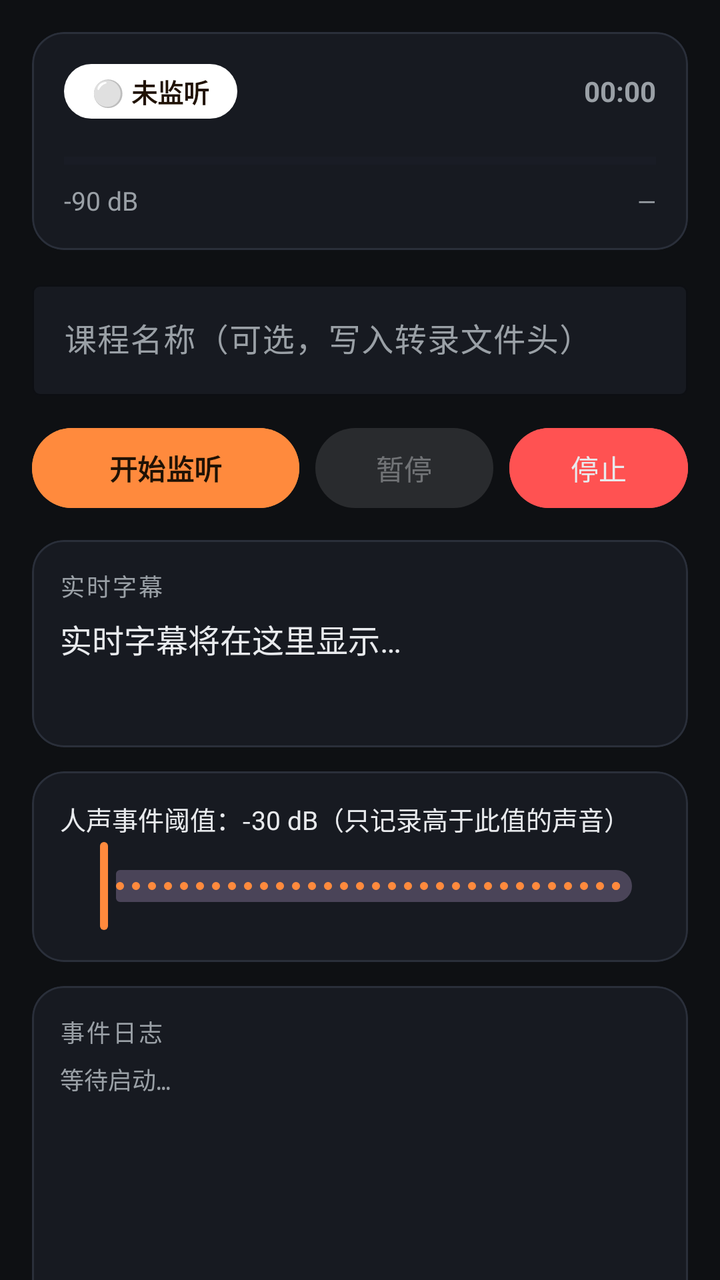
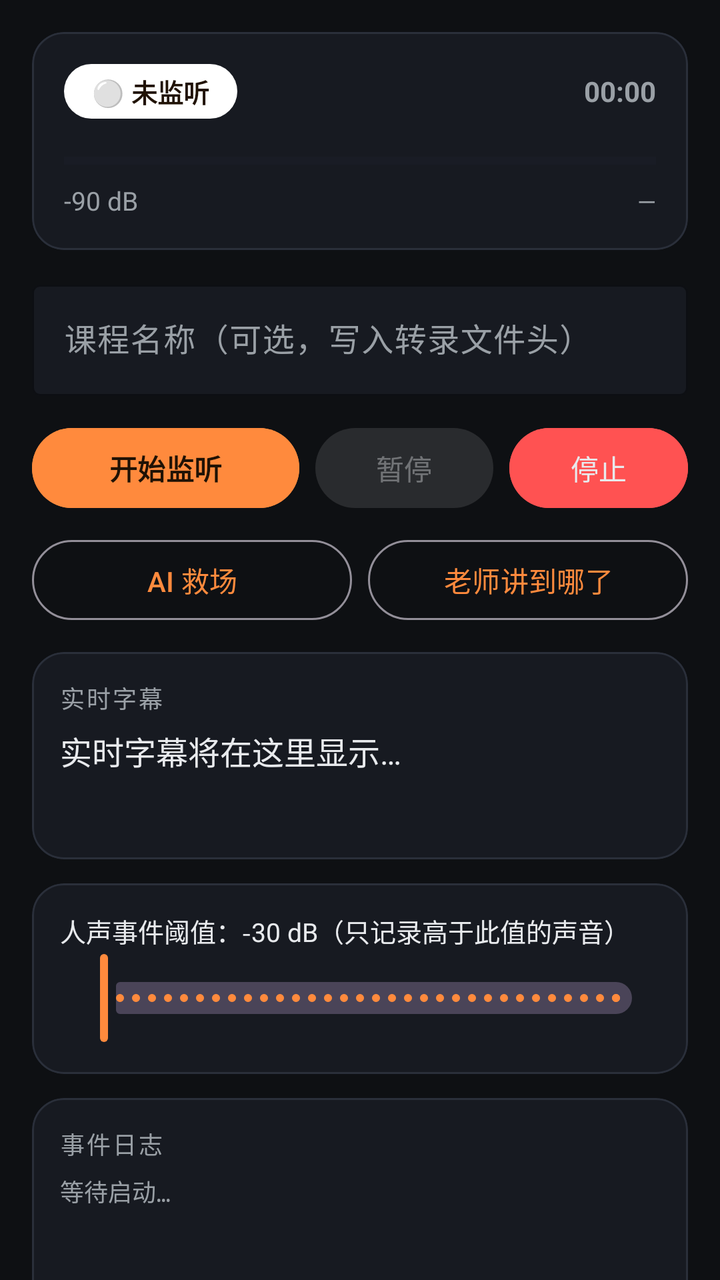

Screens rendered from an Android XML layout before and after an edit, with the pre-edit source and the edit as a unified diff.
<!-- AndroidManifest.xml: application theme Theme.ClassFoxDroid -->
<!-- res/layout/fragment_listen.xml -->
<?xml version="1.0" encoding="utf-8"?>
<ScrollView xmlns:android="http://schemas.android.com/apk/res/android"
    xmlns:app="http://schemas.android.com/apk/res-auto"
    android:layout_width="match_parent"
    android:layout_height="match_parent"
    android:fillViewport="true"
    android:scrollbars="none">

    <LinearLayout
        android:layout_width="match_parent"
        android:layout_height="wrap_content"
        android:orientation="vertical"
        android:padding="16dp">

        
        <com.google.android.material.card.MaterialCardView
            android:id="@+id/cardAlert"
            style="@style/CFCard"
            android:layout_width="match_parent"
            android:layout_height="wrap_content"
            android:layout_marginBottom="12dp"
            android:visibility="gone"
            app:strokeWidth="2dp">

            <LinearLayout
                android:layout_width="match_parent"
                android:layout_height="wrap_content"
                android:orientation="vertical"
                android:padding="14dp">

                <LinearLayout
                    android:layout_width="match_parent"
                    android:layout_height="wrap_content"
                    android:gravity="center_vertical"
                    android:orientation="horizontal">

                    <TextView
                        android:id="@+id/tvAlertTag"
                        android:layout_width="0dp"
                        android:layout_height="wrap_content"
                        android:layout_weight="1"
                        android:textSize="14sp"
                        android:textStyle="bold" />

                    <com.google.android.material.button.MaterialButton
                        android:id="@+id/btnAlertDismiss"
                        style="@style/Widget.Material3.Button.TextButton"
                        android:layout_width="wrap_content"
                        android:layout_height="wrap_content"
                        android:text="忽略"
                        android:textColor="@color/cf_text_dim" />
                </LinearLayout>

                <TextView
                    android:id="@+id/tvAlert"
                    android:layout_width="match_parent"
                    android:layout_height="wrap_content"
                    android:textColor="@color/cf_text"
                    android:textSize="14sp" />
            </LinearLayout>
        </com.google.android.material.card.MaterialCardView>

        
        <com.google.android.material.card.MaterialCardView
            style="@style/CFCard"
            android:layout_width="match_parent"
            android:layout_height="wrap_content">

            <LinearLayout
                android:layout_width="match_parent"
                android:layout_height="wrap_content"
                android:orientation="vertical"
                android:padding="16dp">

                <LinearLayout
                    android:layout_width="match_parent"
                    android:layout_height="wrap_content"
                    android:gravity="center_vertical"
                    android:orientation="horizontal">

                    <TextView
                        android:id="@+id/statusPill"
                        android:layout_width="wrap_content"
                        android:layout_height="wrap_content"
                        android:background="@drawable/bg_pill"
                        android:paddingStart="14dp"
                        android:paddingTop="4dp"
                        android:paddingEnd="14dp"
                        android:paddingBottom="4dp"
                        android:text="⚪ 未监听"
                        android:textColor="@color/cf_on_primary"
                        android:textSize="13sp"
                        android:textStyle="bold" />

                    <View
                        android:layout_width="0dp"
                        android:layout_height="1dp"
                        android:layout_weight="1" />

                    <TextView
                        android:id="@+id/tvTime"
                        android:layout_width="wrap_content"
                        android:layout_height="wrap_content"
                        android:text="00:00"
                        android:textColor="@color/cf_text_dim"
                        android:textSize="14sp"
                        android:textStyle="bold" />
                </LinearLayout>

                <ProgressBar
                    android:id="@+id/volumeBar"
                    style="?android:attr/progressBarStyleHorizontal"
                    android:layout_width="match_parent"
                    android:layout_height="10dp"
                    android:layout_marginTop="16dp"
                    android:max="100"
                    android:progress="0"
                    android:progressBackgroundTint="@color/cf_surface_var"
                    android:progressTint="@color/cf_ok" />

                <LinearLayout
                    android:layout_width="match_parent"
                    android:layout_height="wrap_content"
                    android:layout_marginTop="6dp"
                    android:orientation="horizontal">

                    <TextView
                        android:id="@+id/tvDb"
                        android:layout_width="0dp"
                        android:layout_height="wrap_content"
                        android:layout_weight="1"
                        android:text="-90 dB"
                        android:textColor="@color/cf_text_dim"
                        android:textSize="13sp" />

                    <TextView
                        android:id="@+id/tvFile"
                        android:layout_width="0dp"
                        android:layout_height="wrap_content"
                        android:layout_weight="2"
                        android:ellipsize="start"
                        android:gravity="end"
                        android:singleLine="true"
                        android:text="—"
                        android:textColor="@color/cf_text_dim"
                        android:textSize="12sp" />
                </LinearLayout>
            </LinearLayout>
        </com.google.android.material.card.MaterialCardView>

        
        <com.google.android.material.textfield.TextInputLayout
            android:layout_width="match_parent"
            android:layout_height="wrap_content"
            android:layout_marginTop="12dp"
            android:hint="课程名称（可选，写入转录文件头）"
            app:boxBackgroundColor="@color/cf_surface"
            app:boxStrokeColor="@color/cf_stroke"
            style="@style/Widget.Material3.TextInputLayout.OutlinedBox">

            <com.google.android.material.textfield.TextInputEditText
                android:id="@+id/etCourse"
                android:layout_width="match_parent"
                android:layout_height="wrap_content"
                android:inputType="text"
                android:textColor="@color/cf_text" />
        </com.google.android.material.textfield.TextInputLayout>

        
        <LinearLayout
            android:layout_width="match_parent"
            android:layout_height="wrap_content"
            android:layout_marginTop="12dp"
            android:orientation="horizontal">

            <com.google.android.material.button.MaterialButton
                android:id="@+id/btnStart"
                android:layout_width="0dp"
                android:layout_height="wrap_content"
                android:layout_weight="1.2"
                android:backgroundTint="@color/cf_primary"
                android:text="开始监听"
                android:textColor="@color/cf_on_primary"
                android:textStyle="bold" />

            <com.google.android.material.button.MaterialButton
                android:id="@+id/btnPause"
                style="@style/Widget.Material3.Button.TonalButton"
                android:layout_width="0dp"
                android:layout_height="wrap_content"
                android:layout_marginStart="8dp"
                android:layout_weight="0.8"
                android:enabled="false"
                android:text="暂停" />

            <com.google.android.material.button.MaterialButton
                android:id="@+id/btnStop"
                style="@style/Widget.Material3.Button.TonalButton"
                android:layout_width="0dp"
                android:layout_height="wrap_content"
                android:layout_marginStart="8dp"
                android:layout_weight="0.8"
                android:backgroundTint="@color/cf_danger"
                android:enabled="false"
                android:text="停止"
                android:textColor="@color/cf_text" />
        </LinearLayout>

        
        <com.google.android.material.card.MaterialCardView
            style="@style/CFCard"
            android:layout_width="match_parent"
            android:layout_height="wrap_content"
            android:layout_marginTop="12dp">

            <LinearLayout
                android:layout_width="match_parent"
                android:layout_height="wrap_content"
                android:orientation="vertical"
                android:padding="14dp">

                <TextView
                    style="@style/CFCardLabel"
                    android:layout_width="wrap_content"
                    android:layout_height="wrap_content"
                    android:text="实时字幕" />

                <TextView
                    android:id="@+id/tvCaption"
                    android:layout_width="match_parent"
                    android:layout_height="wrap_content"
                    android:layout_marginTop="6dp"
                    android:minHeight="52dp"
                    android:text="实时字幕将在这里显示…"
                    android:textColor="@color/cf_text"
                    android:textSize="16sp" />
            </LinearLayout>
        </com.google.android.material.card.MaterialCardView>

        
        <com.google.android.material.card.MaterialCardView
            style="@style/CFCard"
            android:layout_width="match_parent"
            android:layout_height="wrap_content"
            android:layout_marginTop="12dp">

            <LinearLayout
                android:layout_width="match_parent"
                android:layout_height="wrap_content"
                android:orientation="vertical"
                android:padding="14dp">

                <TextView
                    android:id="@+id/tvThreshold"
                    android:layout_width="match_parent"
                    android:layout_height="wrap_content"
                    android:text="人声事件阈值：-30 dB（只记录高于此值的声音）"
                    android:textColor="@color/cf_text"
                    android:textSize="13sp" />

                <com.google.android.material.slider.Slider
                    android:id="@+id/sliderThreshold"
                    android:layout_width="match_parent"
                    android:layout_height="wrap_content"
                    android:stepSize="1"
                    android:valueFrom="-60"
                    android:valueTo="-10"
                    app:labelBehavior="gone" />
            </LinearLayout>
        </com.google.android.material.card.MaterialCardView>

        
        <com.google.android.material.card.MaterialCardView
            style="@style/CFCard"
            android:layout_width="match_parent"
            android:layout_height="wrap_content"
            android:layout_marginTop="12dp">

            <LinearLayout
                android:layout_width="match_parent"
                android:layout_height="wrap_content"
                android:orientation="vertical"
                android:padding="14dp">

                <TextView
                    style="@style/CFCardLabel"
                    android:layout_width="wrap_content"
                    android:layout_height="wrap_content"
                    android:text="事件日志" />

                <ScrollView
                    android:id="@+id/logScroll"
                    android:layout_width="match_parent"
                    android:layout_height="200dp"
                    android:layout_marginTop="6dp">

                    <TextView
                        android:id="@+id/tvLog"
                        android:layout_width="match_parent"
                        android:layout_height="wrap_content"
                        android:fontFamily="monospace"
                        android:text="等待启动…\n"
                        android:textColor="@color/cf_text_dim"
                        android:textSize="12sp" />
                </ScrollView>
            </LinearLayout>
        </com.google.android.material.card.MaterialCardView>
    </LinearLayout>
</ScrollView>
<!-- resources referenced by this layout -->
<resources>
  <color name="cf_danger">#FF5252</color>
  <color name="cf_ok">#4ADE80</color>
  <color name="cf_on_primary">#201205</color>
  <color name="cf_primary">#FF8A3D</color>
  <color name="cf_stroke">#2A2F3A</color>
  <color name="cf_surface">#171A21</color>
  <color name="cf_surface_var">#20242E</color>
  <color name="cf_text">#E8EAED</color>
  <color name="cf_text_dim">#9AA0A6</color>
  <!-- drawable bg_pill (drawable) -->
  <?xml version="1.0" encoding="utf-8"?>
  <shape xmlns:android="http://schemas.android.com/apk/res/android" android:shape="rectangle">
      <solid android:color="#FFFFFF" />
      <corners android:radius="20dp" />
  </shape>
  <style name="CFCard" parent="Widget.Material3.CardView.Elevated">
          <item name="cardBackgroundColor">@color/cf_surface</item>
          <item name="cardCornerRadius">16dp</item>
          <item name="cardElevation">0dp</item>
          <item name="strokeColor">@color/cf_stroke</item>
          <item name="strokeWidth">1dp</item>
      </style>
  <style name="CFCardLabel" parent="TextAppearance.MaterialComponents.Subtitle2">
          <item name="android:textColor">@color/cf_text_dim</item>
          <item name="android:textSize">12sp</item>
          <item name="android:letterSpacing">0.08</item>
      </style>
  <style name="Theme.ClassFoxDroid" parent="Theme.Material3.Dark.NoActionBar">
          <item name="colorPrimary">@color/cf_primary</item>
          <item name="colorOnPrimary">@color/cf_on_primary</item>
          <item name="colorPrimaryContainer">@color/cf_surface_var</item>
          <item name="colorOnPrimaryContainer">@color/cf_text</item>
          <item name="android:colorBackground">@color/cf_bg</item>
          <item name="colorSurface">@color/cf_surface</item>
          <item name="colorOnSurface">@color/cf_text</item>
          <item name="colorSurfaceVariant">@color/cf_surface_var</item>
          <item name="colorOnSurfaceVariant">@color/cf_text_dim</item>
          <item name="colorError">@color/cf_danger</item>
          <item name="android:statusBarColor">@color/cf_bg</item>
          <item name="android:navigationBarColor">@color/cf_surface</item>
          <item name="android:windowLightStatusBar">false</item>
      </style>
  <color name="cf_bg">#0E1013</color>
</resources>

<!-- the commit's change to res/layout/fragment_listen.xml (unified diff, before → after) -->
@@ -57,6 +57,33 @@
                     android:layout_height="wrap_content"
                     android:textColor="@color/cf_text"
                     android:textSize="14sp" />
+
+                <LinearLayout
+                    android:id="@+id/rowAlertActions"
+                    android:layout_width="match_parent"
+                    android:layout_height="wrap_content"
+                    android:layout_marginTop="8dp"
+                    android:orientation="horizontal"
+                    android:visibility="gone">
+
+                    <com.google.android.material.button.MaterialButton
+                        android:id="@+id/btnAlertRescue"
+                        android:layout_width="0dp"
+                        android:layout_height="wrap_content"
+                        android:layout_weight="1"
+                        android:backgroundTint="@color/cf_danger"
+                        android:text="AI 救场"
+                        android:textColor="@color/cf_text" />
+
+                    <com.google.android.material.button.MaterialButton
+                        android:id="@+id/btnAlertCatchup"
+                        style="@style/Widget.Material3.Button.TonalButton"
+                        android:layout_width="0dp"
+                        android:layout_height="wrap_content"
+                        android:layout_marginStart="8dp"
+                        android:layout_weight="1"
+                        android:text="讲到哪了" />
+                </LinearLayout>
             </LinearLayout>
         </com.google.android.material.card.MaterialCardView>
 
@@ -193,17 +220,42 @@
                 android:enabled="false"
                 android:text="暂停" />
 
+                <com.google.android.material.button.MaterialButton
+                    android:id="@+id/btnStop"
+                    style="@style/Widget.Material3.Button.TonalButton"
+                    android:layout_width="0dp"
+                    android:layout_height="wrap_content"
+                    android:layout_marginStart="8dp"
+                    android:layout_weight="0.8"
+                    android:backgroundTint="@color/cf_danger"
+                    android:enabled="false"
+                    android:text="停止"
+                    android:textColor="@color/cf_text" />
+        </LinearLayout>
+
+        
+        <LinearLayout
+            android:layout_width="match_parent"
+            android:layout_height="wrap_content"
+            android:layout_marginTop="8dp"
+            android:orientation="horizontal">
+
             <com.google.android.material.button.MaterialButton
-                android:id="@+id/btnStop"
-                style="@style/Widget.Material3.Button.TonalButton"
+                android:id="@+id/btnAiRescue"
+                style="@style/Widget.Material3.Button.OutlinedButton"
                 android:layout_width="0dp"
                 android:layout_height="wrap_content"
+                android:layout_weight="1"
+                android:text="AI 救场" />
+
+            <com.google.android.material.button.MaterialButton
+                android:id="@+id/btnAiCatchup"
+                style="@style/Widget.Material3.Button.OutlinedButton"
+                android:layout_width="0dp"
+                android:layout_height="wrap_content"
                 android:layout_marginStart="8dp"
-                android:layout_weight="0.8"
-                android:backgroundTint="@color/cf_danger"
-                android:enabled="false"
-                android:text="停止"
-                android:textColor="@color/cf_text" />
+                android:layout_weight="1"
+                android:text="老师讲到哪了" />
         </LinearLayout>
 
         
